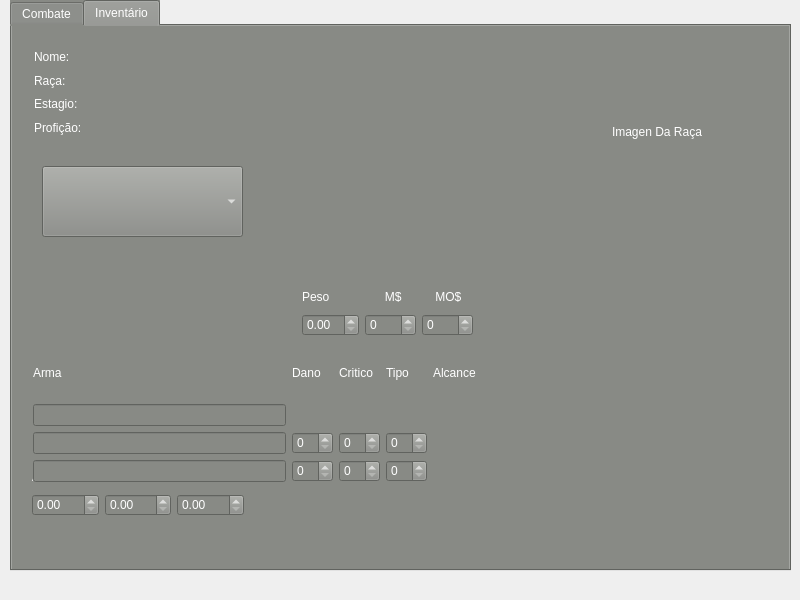
Qt form level.ui (miguelsrrobo/Tagmar) before a commit.
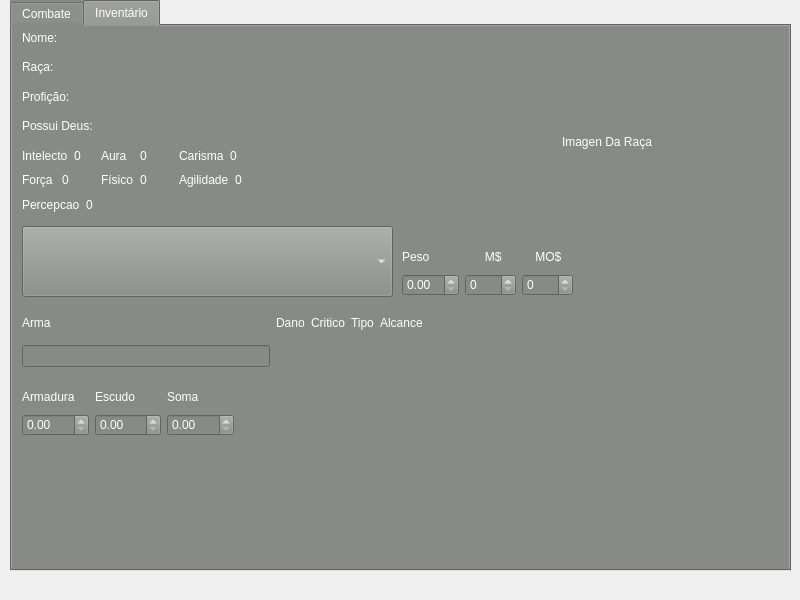
The same form after that commit. The open tabs and pages were chosen to show the change. Icons and pictures are not drawn.

Patch:
```diff
--- a/level.ui
+++ b/level.ui
@@ -37,7 +37,7 @@
      <string notr="true">background-color: rgb(136, 138, 133);</string>
     </property>
     <property name="currentIndex">
-     <number>1</number>
+     <number>0</number>
     </property>
     <widget class="QWidget" name="Combate">
      <attribute name="title">
@@ -148,13 +148,6 @@
              </property>
             </spacer>
            </item>
-           <item>
-            <widget class="QPushButton" name="pushButton">
-             <property name="text">
-              <string>Mapa</string>
-             </property>
-            </widget>
-           </item>
           </layout>
          </item>
          <item>
@@ -186,13 +179,6 @@
              </property>
             </spacer>
            </item>
-           <item>
-            <widget class="QPushButton" name="magias">
-             <property name="text">
-              <string>Magias</string>
-             </property>
-            </widget>
-           </item>
           </layout>
          </item>
          <item>
@@ -298,8 +284,8 @@
      <widget class="QWidget" name="layoutWidget">
       <property name="geometry">
        <rect>
-        <x>290</x>
-        <y>260</y>
+        <x>390</x>
+        <y>220</y>
         <width>171</width>
         <height>50</height>
        </rect>
@@ -340,8 +326,8 @@
      <widget class="QWidget" name="layoutWidget">
       <property name="geometry">
        <rect>
-        <x>20</x>
-        <y>440</y>
+        <x>10</x>
+        <y>360</y>
         <width>212</width>
         <height>50</height>
        </rect>
@@ -382,19 +368,13 @@
      <widget class="QWidget" name="layoutWidget">
       <property name="geometry">
        <rect>
-        <x>21</x>
-        <y>321</y>
-        <width>443</width>
-        <height>135</height>
+        <x>10</x>
+        <y>280</y>
+        <width>401</width>
+        <height>61</height>
        </rect>
       </property>
       <layout class="QGridLayout" name="gridLayout_2">
-       <item row="1" column="0">
-        <widget class="QLineEdit" name="lineEdit"/>
-       </item>
-       <item row="2" column="2">
-        <widget class="QSpinBox" name="spinBox_6"/>
-       </item>
        <item row="0" column="3">
         <widget class="QLabel" name="label_8">
          <property name="text">
@@ -402,48 +382,20 @@
          </property>
         </widget>
        </item>
-       <item row="3" column="0">
-        <widget class="QLineEdit" name="lineEdit_3"/>
-       </item>
-       <item row="0" column="0">
-        <widget class="QLabel" name="label_3">
+       <item row="1" column="1">
+        <widget class="QLabel" name="dano">
          <property name="text">
-          <string>Arma</string>
+          <string/>
          </property>
         </widget>
        </item>
-       <item row="3" column="1">
-        <widget class="QSpinBox" name="spinBox_9"/>
-       </item>
-       <item row="3" column="3">
-        <widget class="QSpinBox" name="spinBox_11"/>
-       </item>
-       <item row="2" column="0">
-        <widget class="QLineEdit" name="lineEdit_2"/>
-       </item>
-       <item row="0" column="2">
-        <widget class="QLabel" name="label_5">
+       <item row="1" column="4">
+        <widget class="QLabel" name="label_16">
          <property name="text">
-          <string>Critico</string>
+          <string/>
          </property>
         </widget>
        </item>
-       <item row="0" column="1">
-        <widget class="QLabel" name="label_4">
-         <property name="text">
-          <string>Dano</string>
-         </property>
-        </widget>
-       </item>
-       <item row="2" column="1">
-        <widget class="QSpinBox" name="spinBox_5"/>
-       </item>
-       <item row="2" column="3">
-        <widget class="QSpinBox" name="spinBox_7"/>
-       </item>
-       <item row="3" column="2">
-        <widget class="QSpinBox" name="spinBox_10"/>
-       </item>
        <item row="0" column="4">
         <widget class="QLabel" name="label_9">
          <property name="text">
@@ -451,38 +403,17 @@
          </property>
         </widget>
        </item>
-       <item row="1" column="4">
-        <widget class="QLabel" name="label_16">
+       <item row="0" column="2">
+        <widget class="QLabel" name="label_5">
          <property name="text">
-          <string/>
+          <string>Critico</string>
          </property>
         </widget>
        </item>
-       <item row="2" column="4">
-        <widget class="QLabel" name="label_17">
+       <item row="0" column="0">
+        <widget class="QLabel" name="label_3">
          <property name="text">
-          <string/>
-         </property>
-        </widget>
-       </item>
-       <item row="3" column="4">
-        <widget class="QLabel" name="label_18">
-         <property name="text">
-          <string/>
-         </property>
-        </widget>
-       </item>
-       <item row="1" column="1">
-        <widget class="QLabel" name="dano">
-         <property name="text">
-          <string/>
-         </property>
-        </widget>
-       </item>
-       <item row="1" column="2">
-        <widget class="QLabel" name="critico">
-         <property name="text">
-          <string/>
+          <string>Arma</string>
          </property>
         </widget>
        </item>
@@ -493,57 +424,46 @@
          </property>
         </widget>
        </item>
+       <item row="1" column="0">
+        <widget class="QLineEdit" name="lineEdit"/>
+       </item>
+       <item row="0" column="1">
+        <widget class="QLabel" name="label_4">
+         <property name="text">
+          <string>Dano</string>
+         </property>
+        </widget>
+       </item>
+       <item row="1" column="2">
+        <widget class="QLabel" name="critico">
+         <property name="text">
+          <string/>
+         </property>
+        </widget>
+       </item>
       </layout>
      </widget>
      <widget class="QWidget" name="layoutWidget">
       <property name="geometry">
        <rect>
-        <x>22</x>
-        <y>22</y>
+        <x>10</x>
+        <y>0</y>
         <width>209</width>
-        <height>88</height>
+        <height>111</height>
        </rect>
       </property>
       <layout class="QGridLayout" name="gridLayout_4">
-       <item row="0" column="0" colspan="2">
-        <widget class="QLabel" name="label">
-         <property name="text">
-          <string>Nome:</string>
-         </property>
-        </widget>
-       </item>
-       <item row="1" column="0">
-        <widget class="QLabel" name="label_6">
-         <property name="text">
-          <string>Raça:</string>
-         </property>
-        </widget>
-       </item>
        <item row="2" column="0" colspan="3">
-        <widget class="QLabel" name="label_7">
-         <property name="text">
-          <string>Estagio:</string>
-         </property>
-        </widget>
-       </item>
-       <item row="3" column="0" colspan="3">
         <widget class="QLabel" name="label_15">
          <property name="text">
           <string>Profição:</string>
          </property>
         </widget>
        </item>
-       <item row="3" column="3">
-        <widget class="QLabel" name="Proficao1">
+       <item row="0" column="0" colspan="2">
+        <widget class="QLabel" name="label">
          <property name="text">
-          <string/>
-         </property>
-        </widget>
-       </item>
-       <item row="3" column="4">
-        <widget class="QLabel" name="Proficao2">
-         <property name="text">
-          <string/>
+          <string>Nome:</string>
          </property>
         </widget>
        </item>
@@ -554,6 +474,13 @@
          </property>
         </widget>
        </item>
+       <item row="1" column="0">
+        <widget class="QLabel" name="label_6">
+         <property name="text">
+          <string>Raça:</string>
+         </property>
+        </widget>
+       </item>
        <item row="0" column="2" colspan="3">
         <widget class="QLabel" name="Nome">
          <property name="text">
@@ -561,8 +488,22 @@
          </property>
         </widget>
        </item>
+       <item row="3" column="0" colspan="3">
+        <widget class="QLabel" name="label_7">
+         <property name="text">
+          <string>Possui Deus:</string>
+         </property>
+        </widget>
+       </item>
+       <item row="3" column="3" colspan="2">
+        <widget class="QLabel" name="deus">
+         <property name="text">
+          <string/>
+         </property>
+        </widget>
+       </item>
        <item row="2" column="3" colspan="2">
-        <widget class="QLabel" name="Estagio">
+        <widget class="QLabel" name="Proficao1">
          <property name="text">
           <string/>
          </property>
@@ -573,8 +514,8 @@
      <widget class="QLabel" name="image">
       <property name="geometry">
        <rect>
-        <x>600</x>
-        <y>10</y>
+        <x>550</x>
+        <y>20</y>
         <width>151</width>
         <height>191</height>
        </rect>
@@ -586,18 +527,163 @@
      <widget class="QComboBox" name="comboBox">
       <property name="geometry">
        <rect>
-        <x>30</x>
-        <y>140</y>
-        <width>201</width>
+        <x>10</x>
+        <y>200</y>
+        <width>371</width>
         <height>71</height>
        </rect>
       </property>
+      <property name="font">
+       <font>
+        <family>DejaVu Sans</family>
+        <pointsize>12</pointsize>
+        <bold>true</bold>
+       </font>
+      </property>
       <item>
        <property name="text">
         <string/>
        </property>
       </item>
      </widget>
+     <widget class="QWidget" name="layoutWidget">
+      <property name="geometry">
+       <rect>
+        <x>10</x>
+        <y>120</y>
+        <width>230</width>
+        <height>68</height>
+       </rect>
+      </property>
+      <layout class="QGridLayout" name="gridLayout_5">
+       <item row="0" column="0">
+        <layout class="QHBoxLayout" name="horizontalLayout_7">
+         <item>
+          <widget class="QLabel" name="Intelecto">
+           <property name="text">
+            <string>Intelecto</string>
+           </property>
+          </widget>
+         </item>
+         <item>
+          <widget class="QLabel" name="intelectoLabel">
+           <property name="text">
+            <string>0</string>
+           </property>
+          </widget>
+         </item>
+        </layout>
+       </item>
+       <item row="0" column="1">
+        <layout class="QHBoxLayout" name="horizontalLayout_8">
+         <item>
+          <widget class="QLabel" name="Aura">
+           <property name="text">
+            <string>Aura</string>
+           </property>
+          </widget>
+         </item>
+         <item>
+          <widget class="QLabel" name="auraLabel">
+           <property name="text">
+            <string>0</string>
+           </property>
+          </widget>
+         </item>
+        </layout>
+       </item>
+       <item row="0" column="2">
+        <layout class="QHBoxLayout" name="horizontalLayout_9">
+         <item>
+          <widget class="QLabel" name="Carisma">
+           <property name="text">
+            <string>Carisma</string>
+           </property>
+          </widget>
+         </item>
+         <item>
+          <widget class="QLabel" name="carismaLabel">
+           <property name="text">
+            <string>0</string>
+           </property>
+          </widget>
+         </item>
+        </layout>
+       </item>
+       <item row="1" column="0">
+        <layout class="QHBoxLayout" name="horizontalLayout_10">
+         <item>
+          <widget class="QLabel" name="Forca">
+           <property name="text">
+            <string>Força</string>
+           </property>
+          </widget>
+         </item>
+         <item>
+          <widget class="QLabel" name="forcaLabel">
+           <property name="text">
+            <string>0</string>
+           </property>
+          </widget>
+         </item>
+        </layout>
+       </item>
+       <item row="1" column="1">
+        <layout class="QHBoxLayout" name="horizontalLayout_11">
+         <item>
+          <widget class="QLabel" name="Fisico">
+           <property name="text">
+            <string>Físico</string>
+           </property>
+          </widget>
+         </item>
+         <item>
+          <widget class="QLabel" name="fisicoLabel">
+           <property name="text">
+            <string>0</string>
+           </property>
+          </widget>
+         </item>
+        </layout>
+       </item>
+       <item row="1" column="2">
+        <layout class="QHBoxLayout" name="horizontalLayout_12">
+         <item>
+          <widget class="QLabel" name="Agilidade">
+           <property name="text">
+            <string>Agilidade</string>
+           </property>
+          </widget>
+         </item>
+         <item>
+          <widget class="QLabel" name="agilidadeLabel">
+           <property name="text">
+            <string>0</string>
+           </property>
+          </widget>
+         </item>
+        </layout>
+       </item>
+       <item row="2" column="0">
+        <layout class="QHBoxLayout" name="horizontalLayout_13">
+         <item>
+          <widget class="QLabel" name="Percepcao">
+           <property name="text">
+            <string>Percepcao</string>
+           </property>
+          </widget>
+         </item>
+         <item>
+          <widget class="QLabel" name="percepcaoLabel">
+           <property name="text">
+            <string>0</string>
+           </property>
+          </widget>
+         </item>
+        </layout>
+       </item>
+      </layout>
+     </widget>
     </widget>
    </widget>
   </widget>
```
